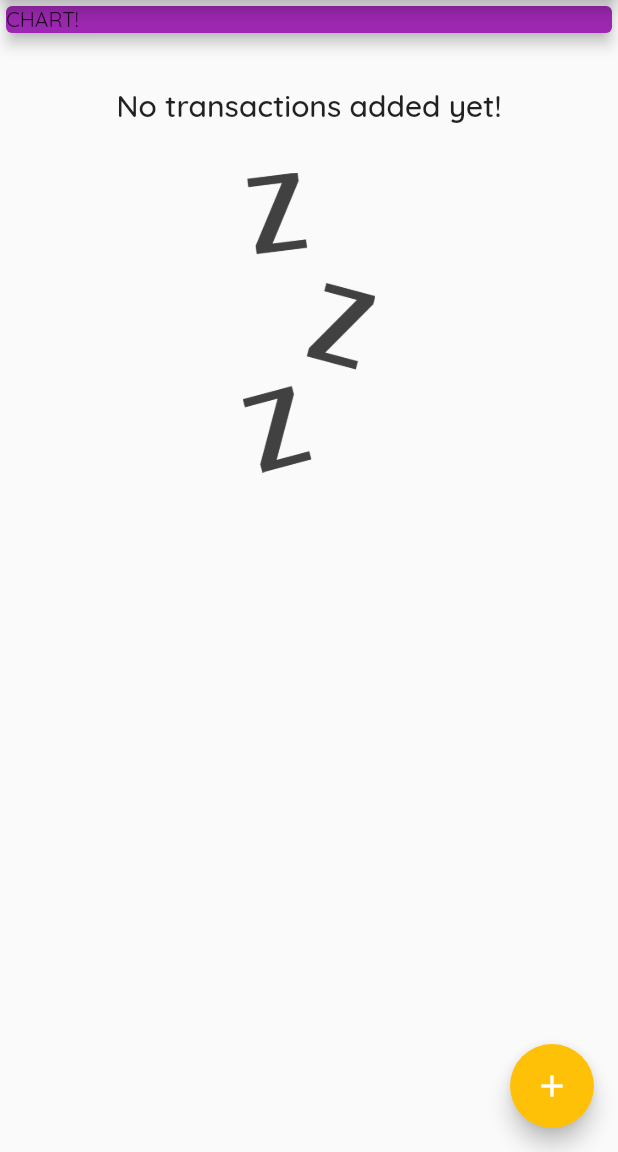
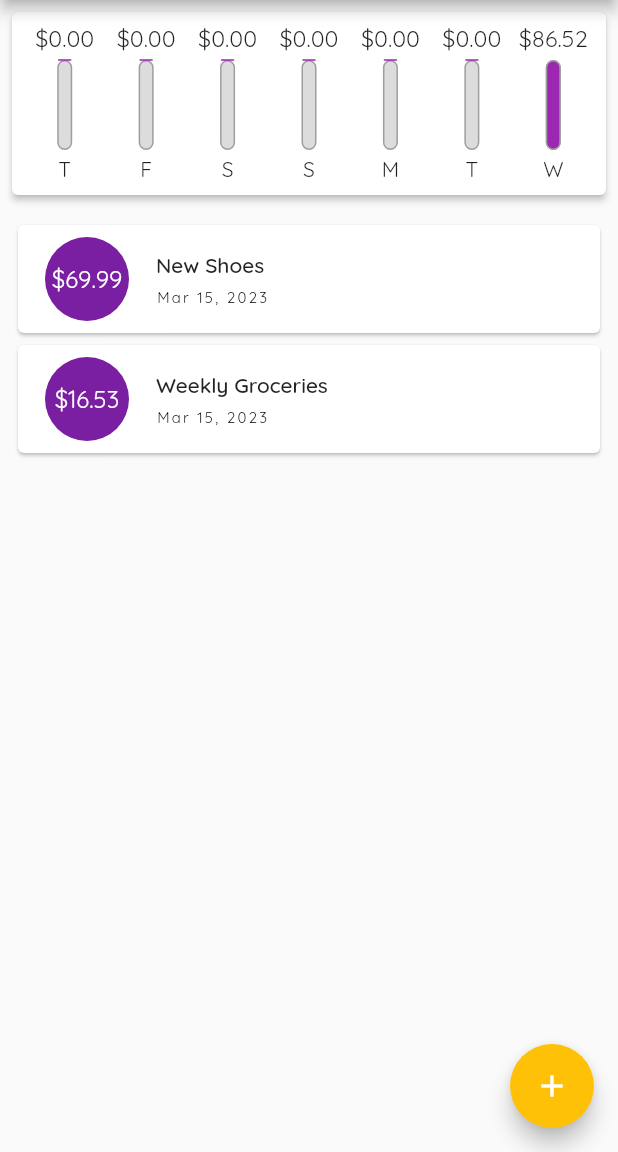
Before and after one commit to vaibhav-jani/the_flutter_project, a Flutter app: the screen it shows after launch, on a phone screen of 412 x 824 dp, the part 84-1236 px from its top. Run offline on Flutter 3.47's test engine with Material 2 defaults, Android fonts, the phone set to English and light mode, and no system bars; missing offline and left inert: dart:ffi; Roboto replaces fonts that are missing (Open Sans).

Commit message:
charts, ui polishing

```diff
--- /dev/null
+++ b/lib/expense/chart_bar.dart
@@ -0,0 +1,62 @@
+import 'package:flutter/material.dart';
+
+class Chartbar extends StatelessWidget {
+  final String label;
+  final double spendingAmount;
+  final double spendingPctOfTotal;
+
+  const Chartbar(this.label, this.spendingAmount, this.spendingPctOfTotal,
+      {super.key});
+
+  @override
+  Widget build(BuildContext context) {
+    return Column(
+      children: <Widget>[
+        SizedBox(
+          height: 20,
+          child: FittedBox(
+            child: Text('\$${spendingAmount.toStringAsFixed(2)}'),
+          ),
+        ),
+        const SizedBox(
+          height: 4,
+        ),
+        SizedBox(
+          height: 60,
+          width: 10,
+          child: Stack(
+            children: [
+              Container(
+                decoration: BoxDecoration(
+                  border: Border.all(
+                    color: Colors.grey,
+                    width: 1,
+                  ),
+                  color: const Color.fromRGBO(220, 220, 220, 1),
+                  borderRadius: BorderRadius.circular(20),
+                ),
+              ),
+              FractionallySizedBox(
+                heightFactor: spendingPctOfTotal,
+                child: Container(
+                  decoration: BoxDecoration(
+                    border: Border.all(
+                      color: Colors.grey,
+                      width: 1,
+                    ),
+                    color: Theme.of(context).primaryColor,
+                    borderRadius: BorderRadius.circular(20),
+                  ),
+                ),
+              ),
+            ],
+          ),
+        ),
+        const SizedBox(
+          height: 4,
+        ),
+        Text(label),
+      ],
+    );
+  }
+}
--- a/lib/expense/expanse_chart.dart
+++ b/lib/expense/expanse_chart.dart
@@ -1,16 +1,73 @@
 import 'package:flutter/material.dart';
+import 'package:intl/intl.dart';
+import 'package:the_flutter_project/expense/chart_bar.dart';
+
+import 'models/Transaction.dart';
 
 class ExpanseChart extends StatelessWidget {
-  const ExpanseChart({super.key});
+  final List<Transaction> _userTransactions;
+
+  const ExpanseChart(this._userTransactions, {super.key});
+
+  List<Map<String, Object>> get groupedTransactionValues {
+    return List.generate(
+      7,
+      (index) {
+        {
+          final weekDay = DateTime.now().subtract(Duration(days: index));
+          double totalSum = 0.0;
+          for (var i = 0; i < _userTransactions.length; i++) {
+            DateTime transactionDay = _userTransactions[i].date;
+            if (transactionDay.day == weekDay.day &&
+                transactionDay.month == weekDay.month &&
+                transactionDay.year == weekDay.year) {
+              totalSum += _userTransactions[i].amount;
+            }
+          }
+          var weekDayFormat = DateFormat.E().format(weekDay).substring(0, 1);
+          print("Holishit: $weekDayFormat : $totalSum");
+          return {'day': weekDayFormat, 'amount': totalSum};
+        }
+      },
+    ).reversed.toList();
+  }
+
+  double get totalSpending {
+    return groupedTransactionValues.fold(
+      0.0,
+      (sum, item) {
+        return sum + (item['amount'] as double);
+      },
+    );
+  }
 
   @override
   Widget build(BuildContext context) {
+    print(groupedTransactionValues);
     return Card(
-      color: Theme.of(context).primaryColor,
-      elevation: 4,
-      child: const SizedBox(
-        width: double.infinity,
-        child: Text("CHART!"),
+      elevation: 2,
+      margin: const EdgeInsets.all(8),
+      child: Padding(
+        padding: const EdgeInsets.all(8),
+        child: Row(
+          mainAxisAlignment: MainAxisAlignment.spaceAround,
+          children: groupedTransactionValues.map(
+            (data) {
+              double amount = data['amount'] as double;
+              double spendingPctOfTotal =
+                  (totalSpending == 0) ? 0 : amount / totalSpending;
+              String label = data['day'] as String;
+              return Flexible(
+                fit: FlexFit.tight,
+                child: Chartbar(
+                  label,
+                  amount,
+                  spendingPctOfTotal,
+                ),
+              );
+            },
+          ).toList(),
+        ),
       ),
     );
   }
--- a/lib/expense/new_transaction.dart
+++ b/lib/expense/new_transaction.dart
@@ -33,7 +33,7 @@ class _NewTransactionState extends State<NewTransaction> {
     return Card(
       elevation: 4,
       child: Container(
-        padding: const EdgeInsets.all(2),
+        padding: const EdgeInsets.all(16),
         child: Column(
           crossAxisAlignment: CrossAxisAlignment.end,
           children: <Widget>[
--- a/lib/expense/transaction_list.dart
+++ b/lib/expense/transaction_list.dart
@@ -12,7 +12,9 @@ class TransactionList extends StatelessWidget {
   Widget build(BuildContext context) {
     return _userTransactions.isEmpty
         ? getEmptyTransactionsPlaceHolder(context)
-        : SizedBox(
+        : Container(
+            padding: const EdgeInsets.all(8),
+            child: SizedBox(
               height: 300,
               child: ListView.builder(
                 itemBuilder: (context, position) {
@@ -23,12 +25,17 @@ class TransactionList extends StatelessWidget {
                 },
                 itemCount: _userTransactions.length,
               ),
+            ),
           );
   }
 }
 
 Widget getEmptyTransactionsPlaceHolder(BuildContext context) {
-  return Column(
+  return Padding(
+    padding: const EdgeInsets.all(8),
+    child: Column(
+      crossAxisAlignment: CrossAxisAlignment.center,
+      mainAxisAlignment: MainAxisAlignment.center,
       children: [
         const Padding(padding: EdgeInsets.all(16)),
         Text(
@@ -45,54 +52,30 @@ Widget getEmptyTransactionsPlaceHolder(BuildContext context) {
         ),
         const Padding(padding: EdgeInsets.all(8)),
       ],
+    ),
   );
 }
 
 Widget getTransactionCard(Transaction transaction, BuildContext context) {
   return Card(
-    child: Row(
-      children: <Widget>[
-        Container(
-          margin: const EdgeInsets.symmetric(vertical: 8, horizontal: 16),
-          decoration: BoxDecoration(
-            border: Border.all(
-              color: Theme.of(context).primaryColor,
-              width: 2,
-            ),
-          ),
-          padding: const EdgeInsets.all(8),
-          child: Text(
-            '\$${transaction.amount.toStringAsFixed(2)}',
-            style: TextStyle(
-              fontWeight: FontWeight.bold,
-              fontSize: 20,
-              color: Theme.of(context).primaryColor,
+    child: ListTile(
+      leading: CircleAvatar(
+        radius: 30,
+        child: Padding(
+          padding: const EdgeInsets.all(6),
+          child: FittedBox(
+            child: Text('\$${transaction.amount}'),
           ),
         ),
       ),
-        Column(
-          crossAxisAlignment: CrossAxisAlignment.start,
-          children: [
-            Text(
+      title: Text(
         transaction.title,
-              style: const TextStyle(
-                fontWeight: FontWeight.bold,
-                fontSize: 16,
-                color: Colors.black,
+        style: Theme.of(context).textTheme.labelLarge,
       ),
+      subtitle: Text(
+        DateFormat.yMMMd().format(transaction.date),
+        style: Theme.of(context).textTheme.labelSmall,
       ),
-            const Padding(padding: EdgeInsets.all(1)),
-            Text(
-              DateFormat.yMMMd().format(transaction.date),
-              style: const TextStyle(
-                fontWeight: FontWeight.normal,
-                fontSize: 12,
-                color: Colors.black45,
-              ),
-            ),
-          ],
-        ),
-      ],
     ),
   );
 }
--- a/lib/expense/user_transactions.dart
+++ b/lib/expense/user_transactions.dart
@@ -1,3 +1,5 @@
+import 'dart:core';
+
 import 'package:flutter/material.dart';
 import 'expanse_chart.dart';
 import 'models/Transaction.dart';
@@ -15,8 +17,8 @@ class UserTransactions extends StatefulWidget {
 
 class _UserTransactionsState extends State<UserTransactions> {
   final List<Transaction> _userTransactions = [
-    // Transaction('t1', "New Shoes", 69.99, DateTime.now()),
-    // Transaction('t2', "Weekly Groceries", 16.53, DateTime.now()),
+    Transaction('t1', "New Shoes", 69.99, DateTime.now()),
+    Transaction('t2', "Weekly Groceries", 16.53, DateTime.now()),
   ];
 
   void _addNewTransaction(String title, double amount) {
@@ -29,6 +31,13 @@ class _UserTransactionsState extends State<UserTransactions> {
     setState(() {
       _userTransactions.add(newTx);
     });
+  }
+
+  List<Transaction> get _recentTransactions {
+    return _userTransactions.where((tx) {
+      DateTime target = DateTime.now().subtract(const Duration(days: 7));
+      return tx.date.isAfter(target);
+    }).toList();
   }
 
   @override
@@ -52,7 +61,7 @@ class _UserTransactionsState extends State<UserTransactions> {
         mainAxisAlignment: MainAxisAlignment.start,
         crossAxisAlignment: CrossAxisAlignment.center,
         children: <Widget>[
-          const ExpanseChart(),
+          ExpanseChart(_recentTransactions),
           TransactionList(_userTransactions),
         ],
       ),
```
Lines whose indentation alone changed are shown as unchanged.
